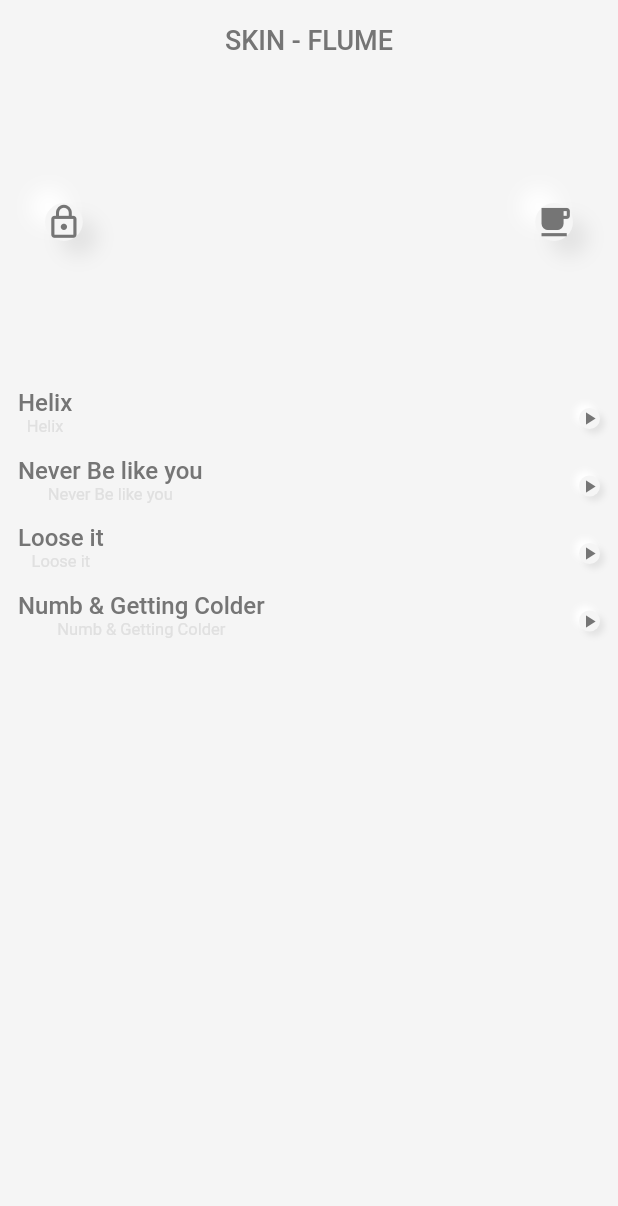
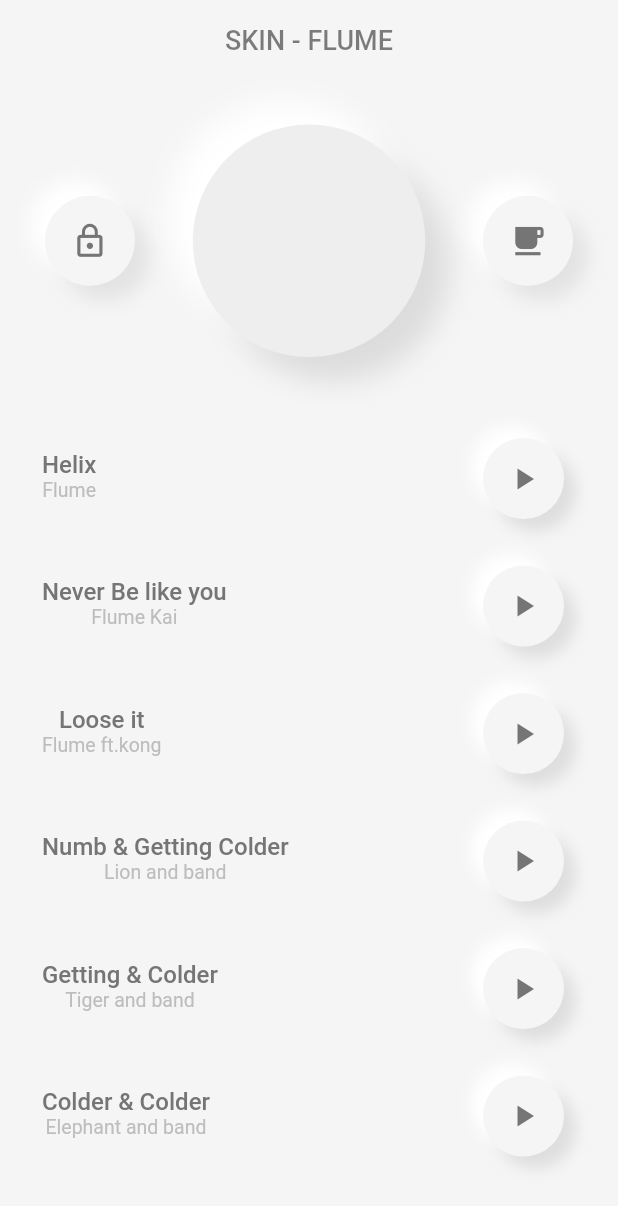
Before and after one commit to sabil62/Alert-App, a Flutter app: the Neumorphic7App screen opened directly, on a phone screen of 412 x 824 dp. Shown: the top 1206 px of the screen. Run offline on Flutter 3.47's test engine with Material 2 defaults, Android fonts, the phone set to English and light mode, and no system bars; our stand-ins replace charts_flutter, flutter_map, font_awesome_flutter, google_maps_flutter, latlong.

Commit message:
complete music app

```diff
--- a/lib/file_neumorphic/neumorphic6pressedButtonlike.dart
+++ b/lib/file_neumorphic/neumorphic6pressedButtonlike.dart
@@ -68,10 +68,10 @@ Widget buildPressedMyOwn(IconData icondat) {
           borderRadius: BorderRadius.circular(24.0),
           boxShadow: [
             BoxShadow(
-                color: Colors.black.withOpacity(.12),
-                offset: Offset(-10, -10),
-                blurRadius: 10,
-                spreadRadius: -10),
+              color: Colors.black.withOpacity(.12),
+              offset: Offset(-10, -10),
+              blurRadius: 10,
+            ),
             BoxShadow(
                 color: Colors.white,
                 offset: Offset(10, 10),
--- a/lib/file_neumorphic/neumorphism7music.dart
+++ b/lib/file_neumorphic/neumorphism7music.dart
@@ -71,6 +71,45 @@ class _Neumorphic7AppState extends State<Neumorphic7App> {
     });
   }
 
+  bool ispressed5 = false;
+  void createTrue5(PointerDownEvent event) {
+    setState(() {
+      ispressed5 = true;
+    });
+  }
+
+  void createFalse5(PointerUpEvent event) {
+    setState(() {
+      ispressed5 = false;
+    });
+  }
+
+  bool ispressed6 = false;
+  void createTrue6(PointerDownEvent event) {
+    setState(() {
+      ispressed6 = true;
+    });
+  }
+
+  void createFalse6(PointerUpEvent event) {
+    setState(() {
+      ispressed6 = false;
+    });
+  }
+
+  bool ispressed7 = false;
+  void createTrue7(PointerDownEvent event) {
+    setState(() {
+      ispressed7 = true;
+    });
+  }
+
+  void createFalse7(PointerUpEvent event) {
+    setState(() {
+      ispressed7 = false;
+    });
+  }
+
   @override
   Widget build(BuildContext context) {
     return Scaffold(
@@ -81,7 +120,7 @@ class _Neumorphic7AppState extends State<Neumorphic7App> {
           Text('SKIN - FLUME',
               textAlign: TextAlign.center,
               style: TextStyle(
-                color: Colors.grey.shade600,
+                color: Colors.black.withOpacity(.5),
                 fontSize: 18,
                 fontWeight: FontWeight.w500,
               )),
@@ -96,13 +135,14 @@ class _Neumorphic7AppState extends State<Neumorphic7App> {
                   buildCircle(createTrue, createFalse, ispressed, 60,
                       Icons.lock_outline),
                   Container(
-                      height: 130,
+                      height: 155,
+                      width: 155,
                       decoration: BoxDecoration(
                           shape: BoxShape.circle,
-                          color: Colors.grey.shade100,
+                          color: Colors.grey.shade200,
                           boxShadow: [
                             BoxShadow(
-                              color: Colors.black.withOpacity(0.01),
+                              color: Colors.black.withOpacity(0.1),
                               offset: Offset(16, 16),
                               blurRadius: 16,
                             ),
@@ -120,16 +160,22 @@ class _Neumorphic7AppState extends State<Neumorphic7App> {
           ),
           buildMusicSection(
               createTrue3, createFalse3, ispressed3, 'Helix', 'Flume'),
-          SizedBox(height: 5),
+          SizedBox(height: 15),
           buildMusicSection(createTrue4, createFalse4, ispressed4,
               'Never Be like you', 'Flume Kai'),
-          SizedBox(height: 5),
+          SizedBox(height: 15),
           buildMusicSection(createTrue2, createFalse2, ispressed2, 'Loose it',
               'Flume ft.kong'),
-          SizedBox(height: 5),
-          buildMusicSection(createTrue3, createFalse3, ispressed3,
+          SizedBox(height: 15),
+          buildMusicSection(createTrue5, createFalse5, ispressed5,
               'Numb & Getting Colder', 'Lion and band'),
-          SizedBox(height: 5),
+          SizedBox(height: 15),
+          buildMusicSection(createTrue6, createFalse6, ispressed6,
+              'Getting & Colder', 'Tiger and band'),
+          SizedBox(height: 15),
+          buildMusicSection(createTrue7, createFalse7, ispressed7,
+              'Colder & Colder', 'Elephant and band'),
+          SizedBox(height: 15),
         ]),
       ),
     );
@@ -146,7 +192,7 @@ class _Neumorphic7AppState extends State<Neumorphic7App> {
       onPointerDown: createTrues,
       child: ispress == false
           ? Container(
-              height: 40,
+              height: 70,
               decoration: BoxDecoration(
                 color: Colors.grey.shade100,
                 borderRadius: BorderRadius.circular(14.0),
@@ -154,94 +200,112 @@ class _Neumorphic7AppState extends State<Neumorphic7App> {
               child: Row(
                   mainAxisAlignment: MainAxisAlignment.spaceBetween,
                   children: [
-                    Column(
+                    Padding(
+                      padding: const EdgeInsets.all(16.0),
+                      child: Column(
+                        mainAxisAlignment: MainAxisAlignment.start,
                         children: <Widget>[
                           Text(text,
                               style: TextStyle(
                                   color: Colors.grey.shade600,
                                   fontSize: 16,
                                   fontWeight: FontWeight.w500)),
-                        Text(text,
+                          Text(subtext,
                               style: TextStyle(
-                                color: Colors.grey.shade300,
-                                fontSize: 11,
+                                  color: Colors.grey.shade400,
+                                  fontSize: 13,
                                   fontWeight: FontWeight.w400)),
                         ],
                       ),
-                    Container(
-                      height: 25,
+                    ),
+                    Padding(
+                      padding: const EdgeInsets.fromLTRB(0, 4, 24, 4),
+                      child: Container(
+                        height: 54,
+                        width: 54,
                         decoration: BoxDecoration(
                           color: Colors.grey.shade100,
                           shape: BoxShape.circle,
                           boxShadow: [
                             BoxShadow(
-                            color: Colors.black.withOpacity(0.075),
-                            offset: Offset(3, 3),
-                            blurRadius: 3,
+                              color: Colors.black.withOpacity(0.095),
+                              offset: Offset(8, 8),
+                              blurRadius: 8,
                             ),
                             BoxShadow(
                                 color: Colors.white,
-                              blurRadius: 3,
-                              offset: Offset(-3, -3))
+                                blurRadius: 8,
+                                offset: Offset(-8, -8))
                           ],
                         ),
                         child: Icon(Icons.play_arrow,
-                          size: 14, color: Colors.grey.shade600),
+                            size: 24, color: Colors.grey.shade600),
+                      ),
                     )
                   ]),
             )
           : Container(
-              height: 40,
+              height: 80,
               decoration: BoxDecoration(
-                  color: Colors.black.withOpacity(.075),
+                  color: Colors.black.withOpacity(.095),
                   borderRadius: BorderRadius.circular(14.0),
                   boxShadow: [
                     BoxShadow(
                         color: Colors.black.withOpacity(0.075),
                         offset: Offset(3, 3),
                         blurRadius: 3,
-                    ),
+                        spreadRadius: -3),
                     BoxShadow(
-                        color: Colors.white,
-                        blurRadius: 3,
-                        offset: Offset(-3, -3))
+                      color: Colors.white.withOpacity(.9),
+                      blurRadius: 1,
+                      spreadRadius: -3,
+                      offset: Offset(-3, -3),
+                    )
                   ]),
               child: Row(
                   mainAxisAlignment: MainAxisAlignment.spaceBetween,
                   children: [
-                    Column(
+                    Padding(
+                      padding: const EdgeInsets.all(13.0),
+                      child: Column(
+                        mainAxisAlignment: MainAxisAlignment.start,
                         children: <Widget>[
                           Text(text,
                               style: TextStyle(
                                   color: Colors.grey.shade600,
                                   fontSize: 16,
                                   fontWeight: FontWeight.w500)),
-                        Text(text,
+                          Text(subtext,
                               style: TextStyle(
-                                color: Colors.grey.shade300,
-                                fontSize: 11,
+                                  color: Colors.grey.shade400,
+                                  fontSize: 13,
                                   fontWeight: FontWeight.w400)),
                         ],
                       ),
-                    Container(
-                      height: 25,
+                    ),
+                    Padding(
+                      padding: const EdgeInsets.fromLTRB(0, 4, 24, 4),
+                      child: Container(
+                        height: 54,
+                        width: 54,
                         decoration: BoxDecoration(
                           color: Colors.blueAccent.shade100,
                           shape: BoxShape.circle,
                           boxShadow: [
                             BoxShadow(
                               color: Colors.black.withOpacity(0.075),
-                            offset: Offset(3, 3),
-                            blurRadius: 3,
+                              offset: Offset(10, 10),
+                              blurRadius: 10,
                             ),
                             BoxShadow(
                                 color: Colors.white,
-                              blurRadius: 3,
-                              offset: Offset(-3, -3))
+                                blurRadius: 10,
+                                offset: Offset(-10, -10))
                           ],
                         ),
                         child: Icon(Icons.pause,
-                          size: 14, color: Colors.white.withOpacity(.7)),
+                            size: 24, color: Colors.white.withOpacity(.7)),
+                      ),
                     )
                   ]),
             ),
@@ -260,6 +324,7 @@ class _Neumorphic7AppState extends State<Neumorphic7App> {
       child: ispress == false
           ? Container(
               height: height1,
+              width: height1,
               decoration: BoxDecoration(
                   shape: BoxShape.circle,
                   color: Colors.grey.shade100,
--- a/lib/main.dart
+++ b/lib/main.dart
@@ -6,6 +6,7 @@ import 'package:alertapp/file_neumorphic/neumorphic4MusicPlayer.dart';
 
 import 'package:alertapp/file_neumorphic/neumorphic5Container.dart';
 import 'package:alertapp/file_neumorphic/neumorphic6pressedButtonlike.dart';
+import 'package:alertapp/file_neumorphic/neumorphism7music.dart';
 import 'package:alertapp/files/ClipPathAppbar.dart';
 import 'package:alertapp/files/FutureBuilder.dart';
 import 'package:alertapp/files/charts.dart';
@@ -456,6 +457,20 @@ class _MyHomePageState extends State<MyHomePage> {
                 }));
               },
             ),
+            SizedBox(
+              height: 15,
+            ),
+            ListTile(
+              leading: Icon(Icons.ev_station, color: Colors.lime[800]),
+              title: new Text('Neumorphic 07'),
+              trailing: new Icon(Icons.close),
+              onTap: () {
+                Navigator.push(context,
+                    new MaterialPageRoute(builder: (context) {
+                  return Neumorphic7App();
+                }));
+              },
+            ),
           ]),
         ),
       ),
```
Lines whose indentation alone changed are shown as unchanged.
